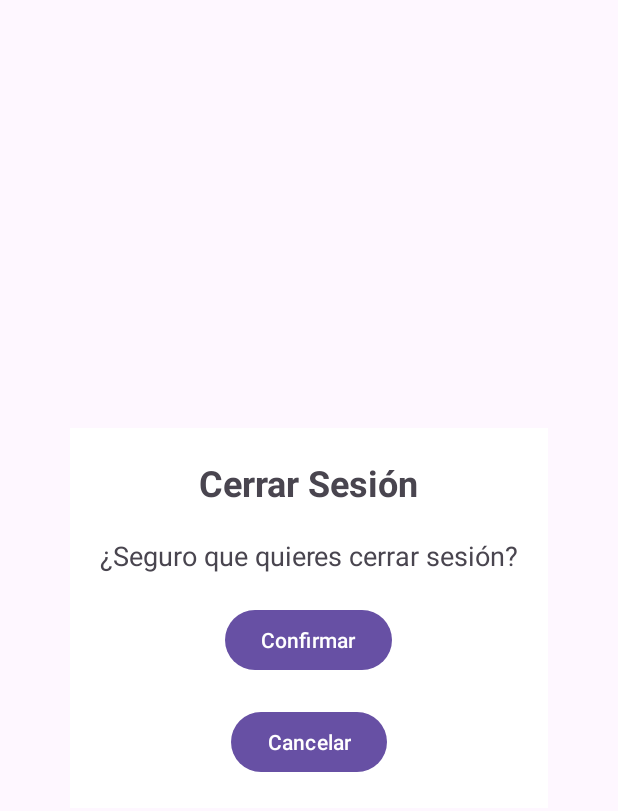
After one commit to adridsz/Frontend_Sky, an Android app: the fragment CerrarSesionFragment shown on its own in the app's theme, on a phone screen of 412 x 824 dp. The commit adds this screen. Shown: the top 811 px of the screen. Run offline under Robolectric (Android 15) with nearby library versions, the phone set to English and light mode, and no system bars.

Commit message:
Pantalla Cerrar Sesión pasada a fragment

```diff
--- a/app/src/main/AndroidManifest.xml
+++ b/app/src/main/AndroidManifest.xml
@@ -12,11 +12,8 @@
         android:supportsRtl="true"
         android:theme="@style/Theme.Sky"
         tools:targetApi="31">
-        <!--<activity
-            android:name=".CerrarSesionActivity"
-            android:exported="false" />-->
         <activity
-            android:name=".CerrarSesionActivity"
+            android:name=".MainActivity"
             android:exported="true">
             <intent-filter>
                 <action android:name="android.intent.action.MAIN" />
--- /dev/null
+++ b/app/src/main/java/com/example/sky/CerrarSesionFragment.java
@@ -0,0 +1,43 @@
+package com.example.sky;
+
+import android.os.Bundle;
+import android.view.LayoutInflater;
+import android.view.View;
+import android.view.ViewGroup;
+import android.widget.Button;
+import android.widget.TextView;
+
+import androidx.annotation.NonNull;
+import androidx.annotation.Nullable;
+import androidx.fragment.app.Fragment;
+
+public class CerrarSesionFragment extends Fragment {
+
+    @Nullable
+    @Override
+    public View onCreateView(@NonNull LayoutInflater inflater, @Nullable ViewGroup container, @Nullable Bundle savedInstanceState) {
+        // Inflar el diseño del fragmento
+        View view = inflater.inflate(R.layout.fragment_cerrar_sesion, container, false);
+
+        TextView tvMessage = view.findViewById(R.id.tvMessage);
+        Button btnConfirmar = view.findViewById(R.id.btnConfirmar);
+        Button btnCancelar = view.findViewById(R.id.btnCancelar);
+
+        btnConfirmar.setOnClickListener(new View.OnClickListener() {
+            @Override
+            public void onClick(View v) {
+                // Redirigir a la pantalla de inicio de sesión.
+                requireActivity().finish(); // Cierra la actividad actual
+            }
+        });
+
+        btnCancelar.setOnClickListener(new View.OnClickListener() {
+            @Override
+            public void onClick(View v) {
+                // No realizar ninguna acción al cancelar
+            }
+        });
+
+        return view;
+    }
+}
--- a/app/src/main/java/com/example/sky/MainActivity.java
+++ b/app/src/main/java/com/example/sky/MainActivity.java
@@ -1,6 +1,7 @@
 package com.example.sky;
 
 import androidx.appcompat.app.AppCompatActivity;
+import androidx.fragment.app.Fragment;
 
 import android.os.Bundle;
 
--- a/app/src/main/res/layout/activity_cerrar_sesion.xml
+++ b/app/src/main/res/layout/fragment_cerrar_sesion.xml
@@ -1,15 +1,17 @@
 <?xml version="1.0" encoding="utf-8"?>
-<RelativeLayout xmlns:android="http://schemas.android.com/apk/res/android"
+<LinearLayout xmlns:android="http://schemas.android.com/apk/res/android"
     xmlns:tools="http://schemas.android.com/tools"
     android:layout_width="match_parent"
     android:layout_height="match_parent"
-    tools:context=".CerrarSesionActivity">
+    android:orientation="vertical"
+    android:gravity="center"
+    tools:context=".CerrarSesionFragment">
 
-    <RelativeLayout
+    <LinearLayout
         android:layout_width="wrap_content"
         android:layout_height="wrap_content"
-        android:layout_centerInParent="true"
         android:background="#FFFFFF"
+        android:orientation="vertical"
         android:padding="20dp">
 
         <TextView
@@ -19,7 +21,7 @@
             android:text="Cerrar Sesión"
             android:textSize="24sp"
             android:textStyle="bold"
-            android:layout_centerHorizontal="true"
+            android:layout_gravity="center"
             />
 
         <TextView
@@ -27,8 +29,7 @@
             android:layout_width="wrap_content"
             android:layout_height="wrap_content"
             android:text="¿Seguro que quieres cerrar sesión?"
-            android:layout_below="@id/tvTitle"
-            android:layout_centerHorizontal="true"
+            android:layout_gravity="center"
             android:layout_marginTop="20dp"
             android:textSize="18sp"
             />
@@ -38,8 +39,7 @@
             android:layout_width="wrap_content"
             android:layout_height="wrap_content"
             android:text="Confirmar"
-            android:layout_below="@id/tvMessage"
-            android:layout_centerHorizontal="true"
+            android:layout_gravity="center"
             android:layout_marginTop="20dp"
             />
 
@@ -48,10 +48,9 @@
             android:layout_width="wrap_content"
             android:layout_height="wrap_content"
             android:text="Cancelar"
-            android:layout_below="@id/btnConfirmar"
-            android:layout_centerHorizontal="true"
+            android:layout_gravity="center"
             android:layout_marginTop="20dp"
             />
-    </RelativeLayout>
+    </LinearLayout>
 
-</RelativeLayout>
+</LinearLayout>
--- a/app/src/main/res/values/strings.xml
+++ b/app/src/main/res/values/strings.xml
@@ -1,3 +1,5 @@
 <resources>
     <string name="app_name">Sky</string>
+    <!-- TODO: Remove or change this placeholder text -->
+    <string name="hello_blank_fragment">Hello blank fragment</string>
 </resources>
```
Also changed, not shown: app/src/main/java/com/example/sky/CerrarSesionActivity.java (deleted, +0 -36 lines), app/src/main/res/layout/activity_main.xml (+0 -9 lines).
